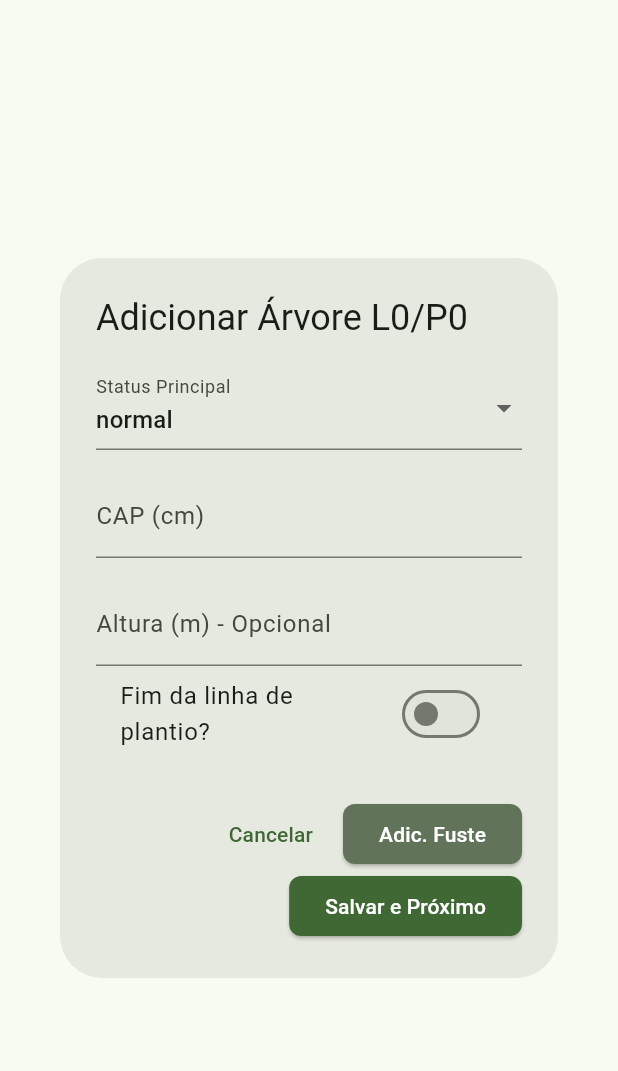
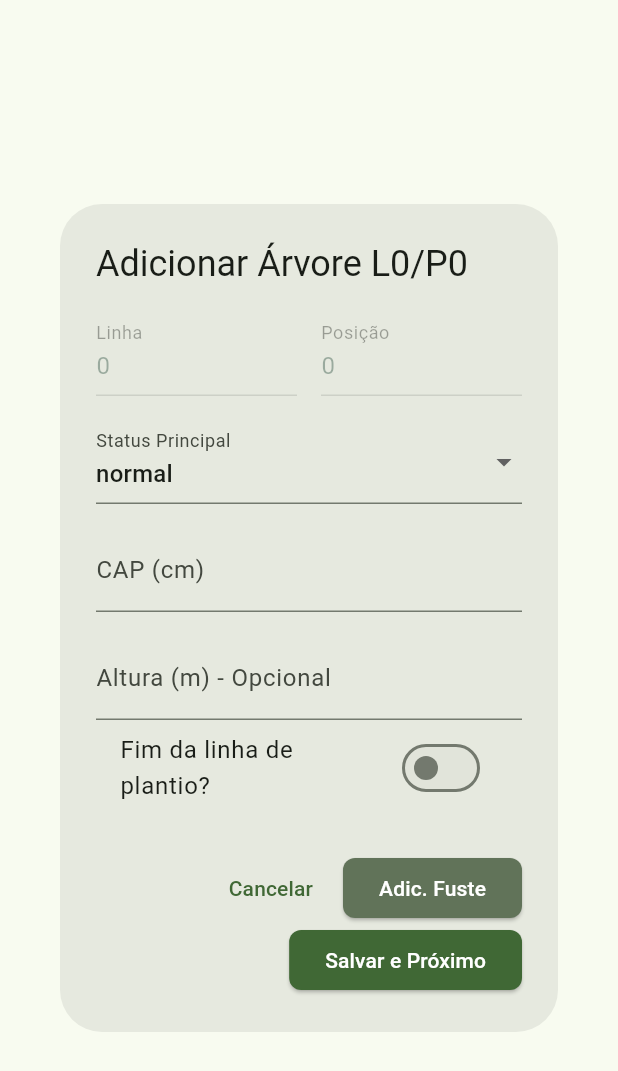
Before and after one commit to Osmar-orbis/geoforestv1, a Flutter app: the ArvoreDialog widget shown alone on an empty page, opened directly with empty values, on a phone screen of 412 x 824 dp. Shown: the top 1071 px of the screen. Run offline on Flutter 3.47's test engine with Material 3 defaults, Android fonts, the phone set to English and light mode, and no system bars; our stand-ins replace cloud_firestore, csv, device_info_plus, file_picker, firebase_auth, firebase_core and 13 more; missing offline and left inert: proj4dart; accounts and stored records are empty.

```diff
--- a/lib/widgets/arvore_dialog.dart
+++ b/lib/widgets/arvore_dialog.dart
@@ -1,4 +1,4 @@
-// lib/widgets/arvore_dialog.dart (VERSÃO SEM VOLUME)
+// lib/widgets/arvore_dialog.dart (COM LINHA E POSIÇÃO EDITÁVEIS)
 
 import 'package:flutter/material.dart';
 import 'package:geoforestcoletor/models/arvore_model.dart';
@@ -43,6 +43,9 @@ class _ArvoreDialogState extends State<ArvoreDialog> {
   final _formKey = GlobalKey<FormState>();
   final _capController = TextEditingController();
   final _alturaController = TextEditingController();
+  // 1. ADICIONE CONTROLLERS PARA LINHA E POSIÇÃO
+  final _linhaController = TextEditingController();
+  final _posicaoController = TextEditingController();
 
   late StatusArvore _status;
   StatusArvore2? _status2;
@@ -54,13 +57,20 @@ class _ArvoreDialogState extends State<ArvoreDialog> {
     super.initState();
     if (widget.isEditing) {
       final arvore = widget.arvoreParaEditar!;
-      _capController.text = arvore.cap.toString();
-      _alturaController.text = arvore.altura?.toString() ?? '';
+      _capController.text = arvore.cap.toString().replaceAll('.', ',');
+      _alturaController.text = arvore.altura?.toString().replaceAll('.', ',') ?? '';
       _status = arvore.status;
       _status2 = arvore.status2;
       _fimDeLinha = arvore.fimDeLinha;
+      // 2. PREENCHA OS NOVOS CONTROLLERS COM OS DADOS DA ÁRVORE SENDO EDITADA
+      _linhaController.text = arvore.linha.toString();
+      _posicaoController.text = arvore.posicaoNaLinha.toString();
+
     } else {
       _status = StatusArvore.normal;
+      // No modo de adição, preenchemos com os valores automáticos
+      _linhaController.text = widget.linhaAtual.toString();
+      _posicaoController.text = widget.posicaoNaLinhaAtual.toString();
     }
     _atualizarEstadoCampos();
   }
@@ -84,6 +94,9 @@ class _ArvoreDialogState extends State<ArvoreDialog> {
   void dispose() {
     _capController.dispose();
     _alturaController.dispose();
+    // 3. FAÇA O DISPOSE DOS NOVOS CONTROLLERS
+    _linhaController.dispose();
+    _posicaoController.dispose();
     super.dispose();
   }
 
@@ -91,13 +104,17 @@ class _ArvoreDialogState extends State<ArvoreDialog> {
     if (_formKey.currentState!.validate()) {
       final double cap = double.tryParse(_capController.text.replaceAll(',', '.')) ?? 0.0;
       final double? altura = _alturaController.text.isNotEmpty ? double.tryParse(_alturaController.text.replaceAll(',', '.')) : null;
+      // 4. PEGUE OS VALORES DOS NOVOS CONTROLLERS
+      final int linha = int.tryParse(_linhaController.text) ?? widget.linhaAtual;
+      final int posicao = int.tryParse(_posicaoController.text) ?? widget.posicaoNaLinhaAtual;
 
       final arvore = Arvore(
         id: widget.arvoreParaEditar?.id,
         cap: cap,
         altura: altura,
-        linha: widget.linhaAtual,
-        posicaoNaLinha: widget.posicaoNaLinhaAtual,
+        // 5. USE OS NOVOS VALORES DE LINHA E POSIÇÃO AO CRIAR O OBJETO
+        linha: linha,
+        posicaoNaLinha: posicao,
         status: _status,
         status2: _status2,
         fimDeLinha: _fimDeLinha,
@@ -120,7 +137,7 @@ class _ArvoreDialogState extends State<ArvoreDialog> {
 
     return AlertDialog(
       title: Text(widget.isEditing
-          ? 'Editar Árvore L${widget.linhaAtual}/P${widget.posicaoNaLinhaAtual}'
+          ? 'Editar Árvore' // Título simplificado para edição
           : widget.isAdicionandoFuste
               ? 'Adicionar Fuste L${widget.linhaAtual}/P${widget.posicaoNaLinhaAtual}'
               : 'Adicionar Árvore L${widget.linhaAtual}/P${widget.posicaoNaLinhaAtual}'),
@@ -130,6 +147,36 @@ class _ArvoreDialogState extends State<ArvoreDialog> {
           child: Column(
             mainAxisSize: MainAxisSize.min,
             children: [
+              // =======================================================
+              // 6. ADICIONE OS CAMPOS DE TEXTO PARA LINHA E POSIÇÃO
+              //    ELES SERÃO HABILITADOS APENAS NO MODO DE EDIÇÃO
+              // =======================================================
+              Padding(
+                padding: const EdgeInsets.only(bottom: 16.0),
+                child: Row(
+                  children: [
+                    Expanded(
+                      child: TextFormField(
+                        controller: _linhaController,
+                        enabled: widget.isEditing, // HABILITADO APENAS PARA EDIÇÃO
+                        decoration: const InputDecoration(labelText: 'Linha'),
+                        keyboardType: TextInputType.number,
+                        validator: (v) => (v == null || v.isEmpty || int.tryParse(v) == null) ? 'Inválido' : null,
+                      ),
+                    ),
+                    const SizedBox(width: 16),
+                    Expanded(
+                      child: TextFormField(
+                        controller: _posicaoController,
+                        enabled: widget.isEditing, // HABILITADO APENAS PARA EDIÇÃO
+                        decoration: const InputDecoration(labelText: 'Posição'),
+                        keyboardType: TextInputType.number,
+                        validator: (v) => (v == null || v.isEmpty || int.tryParse(v) == null) ? 'Inválido' : null,
+                      ),
+                    ),
+                  ],
+                ),
+              ),
               DropdownButtonFormField<StatusArvore>(
                 value: _status,
                 decoration: const InputDecoration(labelText: 'Status Principal'),
@@ -163,7 +210,7 @@ class _ArvoreDialogState extends State<ArvoreDialog> {
                   if (_camposHabilitados && (value == null || value.isEmpty)) {
                     return 'Campo obrigatório';
                   }
-                  if (double.tryParse(value!.replaceAll(',', '.')) == null) {
+                  if (value != null && value.isNotEmpty && double.tryParse(value.replaceAll(',', '.')) == null) {
                     return 'Número inválido';
                   }
                   return null;
```
Also changed, not shown: lib/pages/analises/simulacao_desbaste_page.dart (added, +214 -0 lines), lib/pages/dashboard/talhao_dashboard_page.dart (+18 -31 lines).
